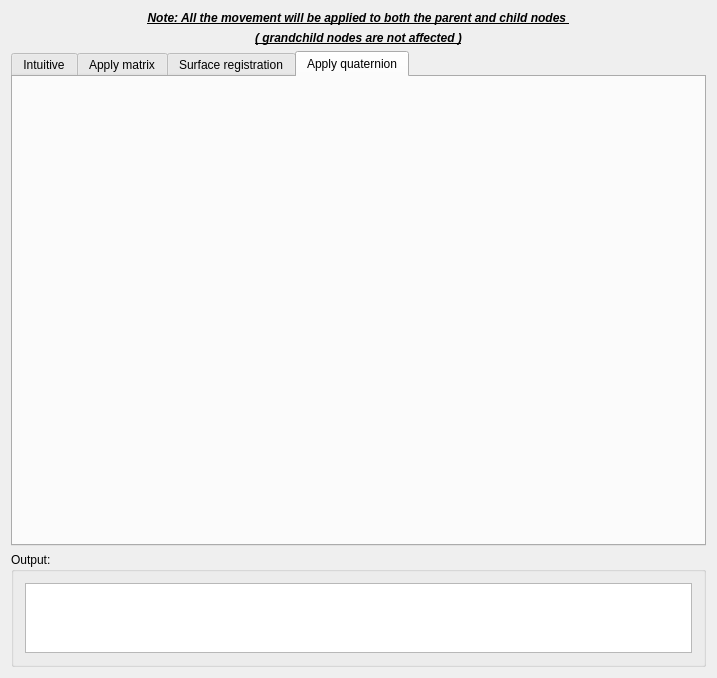
zhaomengxiao/LancetMITK-Adition, file Plugins/org.mitk.lancet.movedata/src/internal/MoveDataControls.ui: the form before one commit.
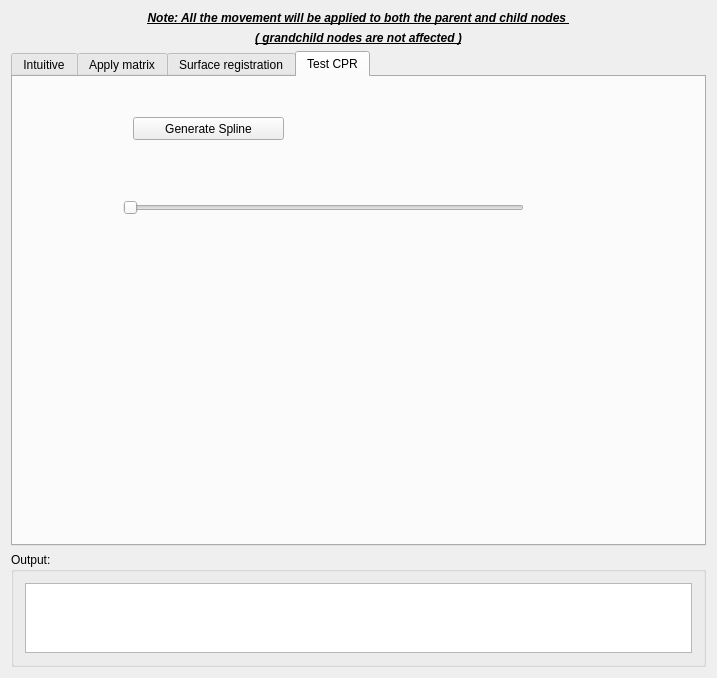
The form after the commit. The open tabs and pages were chosen to show the change. Custom widgets are drawn as their Qt base class.

What changed in the file:
```diff
--- a/Plugins/org.mitk.lancet.movedata/src/internal/MoveDataControls.ui
+++ b/Plugins/org.mitk.lancet.movedata/src/internal/MoveDataControls.ui
@@ -7,7 +7,7 @@
     <x>0</x>
     <y>0</y>
     <width>717</width>
-    <height>587</height>
+    <height>611</height>
    </rect>
   </property>
   <property name="minimumSize">
@@ -1024,8 +1024,34 @@
      </widget>
      <widget class="QWidget" name="tab_4">
       <attribute name="title">
-       <string>Apply quaternion</string>
+       <string>Test CPR</string>
       </attribute>
+      <widget class="QPushButton" name="pushButton_testCrosshair">
+       <property name="geometry">
+        <rect>
+         <x>120</x>
+         <y>40</y>
+         <width>151</width>
+         <height>23</height>
+        </rect>
+       </property>
+       <property name="text">
+        <string>Generate Spline</string>
+       </property>
+      </widget>
+      <widget class="QSlider" name="horizontalSlider_testCrosshair">
+       <property name="geometry">
+        <rect>
+         <x>110</x>
+         <y>120</y>
+         <width>401</width>
+         <height>22</height>
+        </rect>
+       </property>
+       <property name="orientation">
+        <enum>Qt::Horizontal</enum>
+       </property>
+      </widget>
      </widget>
     </widget>
    </item>
```
Left out of the diff: 26 changed lines with no effect on the pictures.
